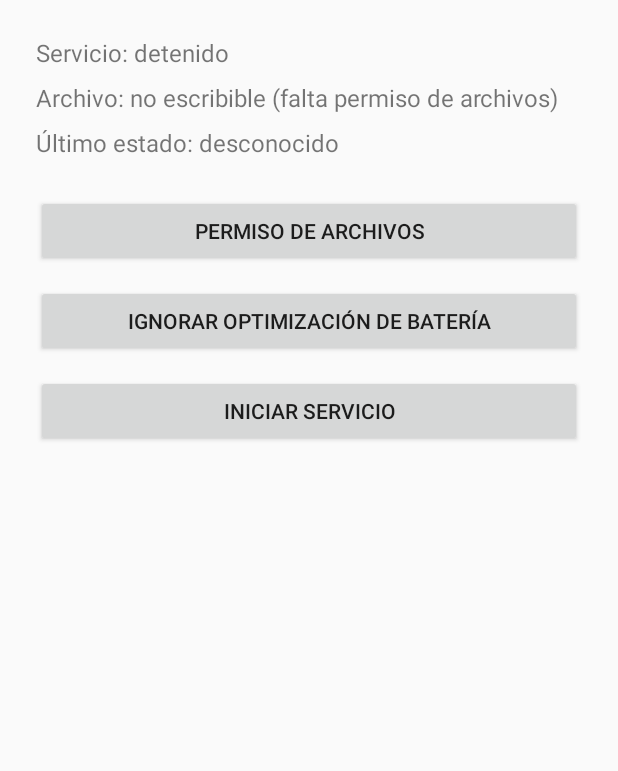
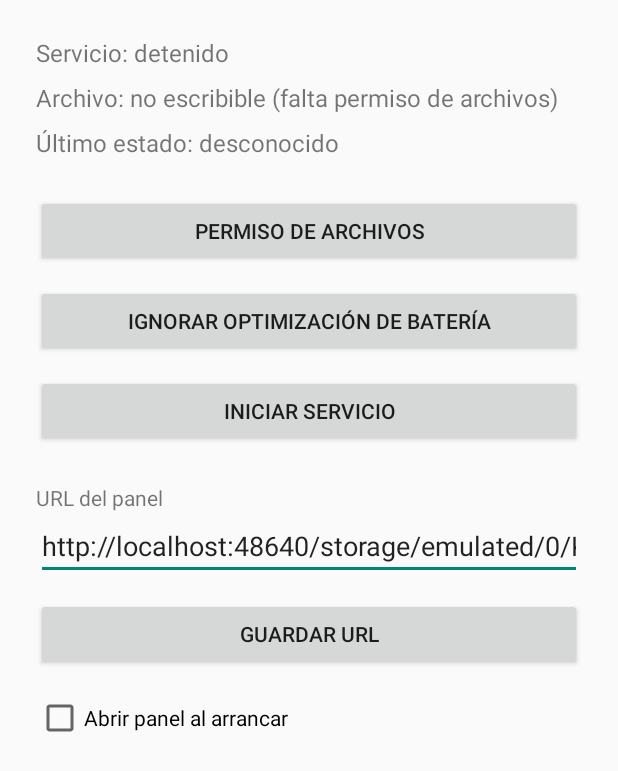
Before and after one commit to alfredherrero-dotcom/KITT, an Android app: the screen it shows after launch (MainActivity), on a phone screen of 412 x 824 dp. Shown: the top 771 px of the screen. Run offline under Robolectric (Android 15) with nearby library versions, the phone set to English and light mode, and no system bars; 1 statement that could not run was skipped.

```diff
--- /dev/null
+++ b/app/src/main/java/com/kitt/audiobridge/AppPreferences.kt
@@ -0,0 +1,29 @@
+package com.kitt.audiobridge
+
+import android.content.Context
+
+object AppPreferences {
+
+    const val DEFAULT_PANEL_URL = "http://localhost:48640/storage/emulated/0/KITT/index.html"
+
+    private const val PREFS_NAME = "kitt_prefs"
+    private const val KEY_PANEL_URL = "panel_url"
+    private const val KEY_AUTOSTART_PANEL = "autostart_panel"
+
+    private fun prefs(context: Context) =
+        context.getSharedPreferences(PREFS_NAME, Context.MODE_PRIVATE)
+
+    fun getPanelUrl(context: Context): String =
+        prefs(context).getString(KEY_PANEL_URL, DEFAULT_PANEL_URL) ?: DEFAULT_PANEL_URL
+
+    fun setPanelUrl(context: Context, url: String) {
+        prefs(context).edit().putString(KEY_PANEL_URL, url).apply()
+    }
+
+    fun isAutostartPanelEnabled(context: Context): Boolean =
+        prefs(context).getBoolean(KEY_AUTOSTART_PANEL, false)
+
+    fun setAutostartPanelEnabled(context: Context, enabled: Boolean) {
+        prefs(context).edit().putBoolean(KEY_AUTOSTART_PANEL, enabled).apply()
+    }
+}
--- a/app/src/main/java/com/kitt/audiobridge/MainActivity.kt
+++ b/app/src/main/java/com/kitt/audiobridge/MainActivity.kt
@@ -11,7 +11,10 @@ import android.os.Handler
 import android.os.Looper
 import android.provider.Settings
 import android.widget.Button
+import android.widget.CheckBox
+import android.widget.EditText
 import android.widget.TextView
+import android.widget.Toast
 import androidx.appcompat.app.AppCompatActivity
 import androidx.core.app.ActivityCompat
 import androidx.core.content.ContextCompat
@@ -56,6 +59,22 @@ class MainActivity : AppCompatActivity() {
         buttonToggleService.setOnClickListener {
             if (isServiceRunning()) stopAudioWatchService() else startAudioWatchService()
             updateStatus()
+        }
+
+        val editPanelUrl = findViewById<EditText>(R.id.edit_panel_url)
+        editPanelUrl.setText(AppPreferences.getPanelUrl(this))
+        findViewById<Button>(R.id.button_save_url).setOnClickListener {
+            val url = editPanelUrl.text.toString().trim()
+            if (url.isNotEmpty()) {
+                AppPreferences.setPanelUrl(this, url)
+                Toast.makeText(this, R.string.toast_url_saved, Toast.LENGTH_SHORT).show()
+            }
+        }
+
+        val checkboxAutostartPanel = findViewById<CheckBox>(R.id.checkbox_autostart_panel)
+        checkboxAutostartPanel.isChecked = AppPreferences.isAutostartPanelEnabled(this)
+        checkboxAutostartPanel.setOnCheckedChangeListener { _, isChecked ->
+            AppPreferences.setAutostartPanelEnabled(this, isChecked)
         }
 
         if (Build.VERSION.SDK_INT >= Build.VERSION_CODES.TIRAMISU) {
--- a/app/src/main/res/layout/activity_main.xml
+++ b/app/src/main/res/layout/activity_main.xml
@@ -1,7 +1,11 @@
 <?xml version="1.0" encoding="utf-8"?>
-<LinearLayout xmlns:android="http://schemas.android.com/apk/res/android"
+<ScrollView xmlns:android="http://schemas.android.com/apk/res/android"
     android:layout_width="match_parent"
-    android:layout_height="match_parent"
+    android:layout_height="match_parent">
+
+    <LinearLayout
+        android:layout_width="match_parent"
+        android:layout_height="wrap_content"
         android:orientation="vertical"
         android:padding="24dp">
 
@@ -46,4 +50,33 @@
             android:layout_marginTop="12dp"
             android:text="@string/button_start_service" />
 
+        <TextView
+            android:layout_width="match_parent"
+            android:layout_height="wrap_content"
+            android:layout_marginTop="24dp"
+            android:text="@string/label_panel_url" />
+
+        <EditText
+            android:id="@+id/edit_panel_url"
+            android:layout_width="match_parent"
+            android:layout_height="wrap_content"
+            android:inputType="textUri"
+            android:autofillHints="" />
+
+        <Button
+            android:id="@+id/button_save_url"
+            android:layout_width="match_parent"
+            android:layout_height="wrap_content"
+            android:layout_marginTop="12dp"
+            android:text="@string/button_save_url" />
+
+        <CheckBox
+            android:id="@+id/checkbox_autostart_panel"
+            android:layout_width="match_parent"
+            android:layout_height="wrap_content"
+            android:layout_marginTop="16dp"
+            android:text="@string/checkbox_autostart_panel" />
+
     </LinearLayout>
+
+</ScrollView>
--- a/app/src/main/res/values/strings.xml
+++ b/app/src/main/res/values/strings.xml
@@ -19,4 +19,13 @@
     <string name="notification_text_playing">Reproduciendo → 1</string>
     <string name="notification_text_silence">Silencio → 0</string>
     <string name="notification_text_error">Error al escribir archivo: %1$s</string>
+
+    <string name="label_panel_url">URL del panel</string>
+    <string name="button_save_url">Guardar URL</string>
+    <string name="toast_url_saved">URL guardada</string>
+    <string name="checkbox_autostart_panel">Abrir panel al arrancar</string>
+
+    <string name="panel_launcher_label">KITT</string>
+    <string name="panel_connecting">Conectando con el panel…</string>
+    <string name="panel_back_to_exit">Pulsa otra vez para salir</string>
 </resources>
--- a/app/src/main/res/values/themes.xml
+++ b/app/src/main/res/values/themes.xml
@@ -1,3 +1,9 @@
 <resources>
     <style name="Theme.KittAudioBridge" parent="Theme.AppCompat.DayNight.NoActionBar" />
+
+    <style name="Theme.KittAudioBridge.Panel" parent="Theme.AppCompat.NoActionBar">
+        <item name="android:windowBackground">@android:color/black</item>
+        <item name="android:windowFullscreen">true</item>
+        <item name="android:windowNoTitle">true</item>
+    </style>
 </resources>
```
Also changed, not shown: app/src/main/AndroidManifest.xml (+23 -0 lines), app/src/main/java/com/kitt/audiobridge/BootReceiver.kt (+11 -0 lines), app/src/main/java/com/kitt/audiobridge/PanelActivity.kt (added, +183 -0 lines), app/src/main/res/layout/activity_panel.xml (added, +22 -0 lines). Lines whose indentation alone changed are shown as unchanged.
